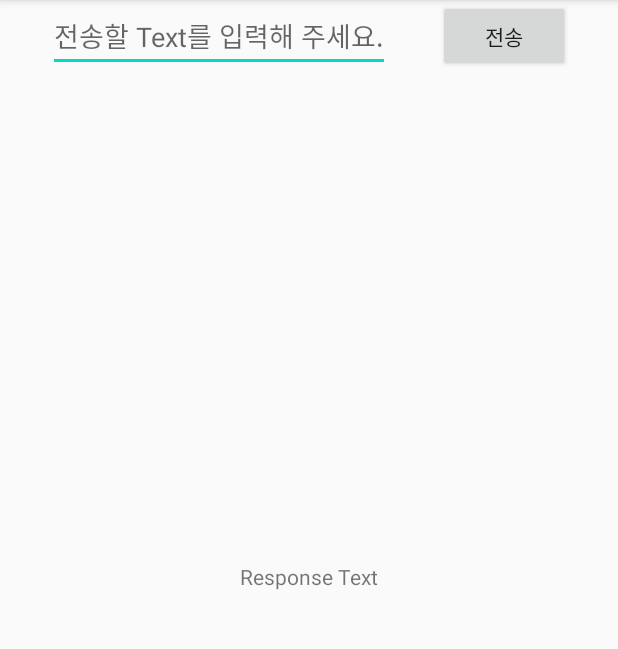
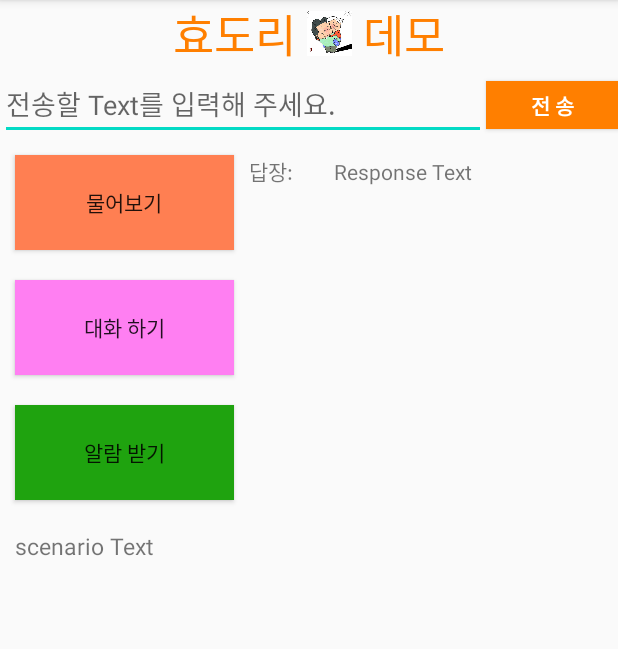
Before and after one commit to dia312/Dialogflow-Android-Project, an Android app: the screen it shows after launch (MainActivity), on a phone screen of 412 x 824 dp, the part 84-733 px from its top. Run offline under Robolectric (Android 15) with nearby library versions, the phone set to English and light mode, and no system bars; libraries missing offline, so code that uses them is left out: com.google.api.gax, com.google.auth.oauth2, com.google.cloud.dialogflow; 7 statements that could not run were skipped.

Commit message:
mainActivity UI update

```diff
--- a/app/src/main/res/layout/activity_main.xml
+++ b/app/src/main/res/layout/activity_main.xml
@@ -6,34 +6,138 @@
     android:layout_height="match_parent"
     tools:context=".MainActivity">
 
+    <LinearLayout
+        android:id="@+id/titleLinearLayout"
+        android:layout_width="match_parent"
+        android:layout_height="wrap_content"
+        android:gravity="center_horizontal"
+        android:orientation="horizontal"
+        app:layout_constraintBottom_toTopOf="@id/chatLinearLayout"
+        app:layout_constraintLeft_toLeftOf="parent">
+
+        <TextView
+            android:id="@+id/titleTextView"
+            android:layout_width="wrap_content"
+            android:layout_height="wrap_content"
+            android:text="효도리 "
+            android:textColor="#FF7F00"
+            android:textSize="30dp" />
+
+        <ImageView
+            android:id="@+id/titleImageView"
+            android:layout_width="30dp"
+            android:layout_height="30dp"
+            android:layout_gravity="center_vertical"
+            android:src="@drawable/title2" />
+
+        <TextView
+            android:id="@+id/titleTextView2"
+            android:layout_width="wrap_content"
+            android:layout_height="wrap_content"
+            android:text=" 데모"
+            android:textColor="#FF7F00"
+            android:textSize="30dp" />
+    </LinearLayout>
+
+    <LinearLayout
+        android:id="@+id/chatLinearLayout"
+        android:layout_width="match_parent"
+        android:layout_height="wrap_content"
+        android:orientation="horizontal"
+        app:layout_constraintLeft_toLeftOf="parent"
+        app:layout_constraintTop_toBottomOf="@id/titleLinearLayout">
+
         <EditText
-        android:hint="전송할 Text를 입력해 주세요."
             android:id="@+id/editText1"
             android:layout_width="wrap_content"
             android:layout_height="wrap_content"
-        app:layout_constraintTop_toTopOf="parent"
-        app:layout_constraintLeft_toLeftOf="parent"
-        app:layout_constraintRight_toLeftOf="@id/button1"
-        />
+            android:layout_weight="1"
+            android:hint="전송할 Text를 입력해 주세요." />
 
         <Button
-        android:text="전송"
             android:id="@+id/button1"
             android:layout_width="wrap_content"
+            android:layout_height="32dp"
+            android:background="#FF7F00"
+            android:shadowColor="#000000"
+            android:text="전 송"
+            android:textColor="#ffffff"
+            android:textStyle="bold"></Button>
+    </LinearLayout>
+
+    <LinearLayout
+        android:id="@+id/contentLinearLayout"
+        android:layout_width="match_parent"
+        android:layout_height="250dp"
+        android:orientation="horizontal"
+        app:layout_constraintLeft_toLeftOf="parent"
+        app:layout_constraintTop_toBottomOf="@id/chatLinearLayout">
+
+        <LinearLayout
+            android:id="@+id/buttonLinearLayout"
+            android:layout_width="wrap_content"
+            android:layout_height="match_parent"
+            android:layout_weight="1"
+            android:orientation="vertical">
+
+            <Button
+                android:id="@+id/basicButton"
+                android:layout_width="match_parent"
                 android:layout_height="wrap_content"
-        app:layout_constraintLeft_toRightOf="@id/editText1"
-        app:layout_constraintRight_toRightOf="parent"
-        app:layout_constraintTop_toTopOf="parent">
-    </Button>
+                android:layout_weight="1"
+                android:layout_margin="10dp"
+                android:background="#FF7F52"
+                android:text="물어보기"></Button>
+
+            <Button
+                android:id="@+id/followUpButton"
+                android:layout_width="match_parent"
+                android:layout_height="wrap_content"
+                android:layout_weight="1"
+                android:layout_margin="10dp"
+                android:background="#FF7Ff2"
+                android:text="대화 하기"></Button>
+
+            <Button
+                android:id="@+id/alramButton"
+                android:layout_width="match_parent"
+                android:layout_height="wrap_content"
+                android:layout_weight="1"
+                android:layout_margin="10dp"
+                android:background="#1Fa30f"
+                android:text="알람 받기"></Button>
+        </LinearLayout>
 
         <TextView
-        android:id="@+id/text1"
+            android:id="@+id/responseTextTitle"
             android:layout_width="wrap_content"
             android:layout_height="wrap_content"
-        android:text="Response Text"
-        app:layout_constraintBottom_toBottomOf="parent"
+            android:layout_marginTop="10dp"
+            android:layout_marginBottom="10dp"
+            android:layout_weight="0.3"
+            android:text="답장:" />
+
+
+        <TextView
+            android:id="@+id/responseText"
+            android:layout_width="wrap_content"
+            android:layout_height="wrap_content"
+            android:layout_margin="10dp"
+            android:layout_weight="1.5"
+            android:text="Response Text" />
+
+    </LinearLayout>
+
+    <TextView
+        android:id="@+id/scenarioText"
+        android:layout_width="match_parent"
+        android:layout_height="300dp"
+        android:layout_margin="10dp"
+        android:layout_weight="1.5"
+        android:text="scenario Text"
+        android:textSize="15dp"
         app:layout_constraintLeft_toLeftOf="parent"
-        app:layout_constraintRight_toRightOf="parent"
-        app:layout_constraintTop_toTopOf="parent" />
+        app:layout_constraintTop_toBottomOf="@id/contentLinearLayout"/>
+
 
 </androidx.constraintlayout.widget.ConstraintLayout>
```
Also changed, not shown: app/src/main/res/drawable-v24/title.png (added), app/src/main/res/drawable-v24/title2.jpg (added). Lines whose indentation alone changed are shown as unchanged.
